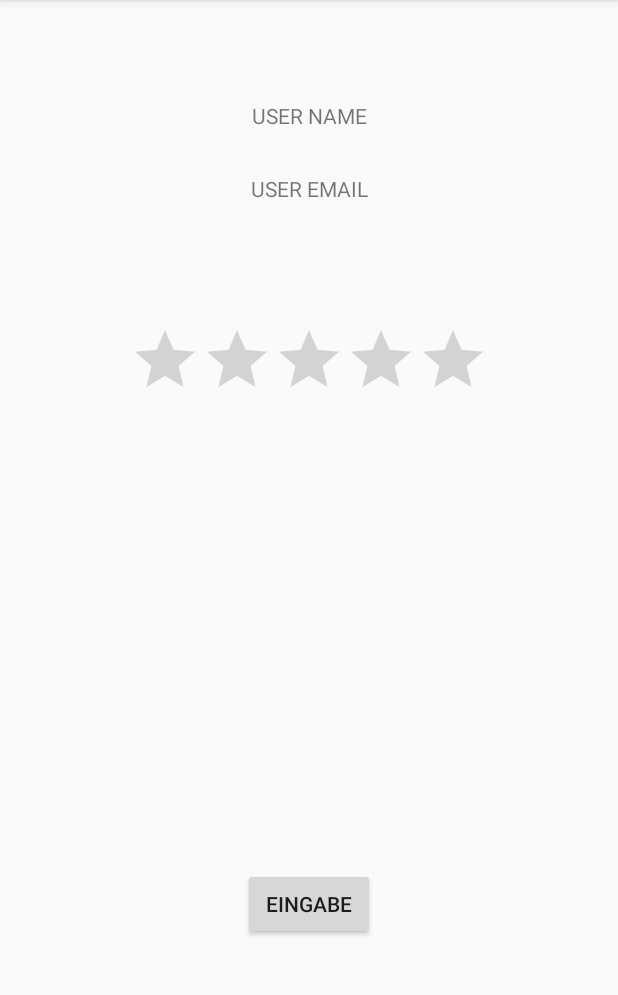
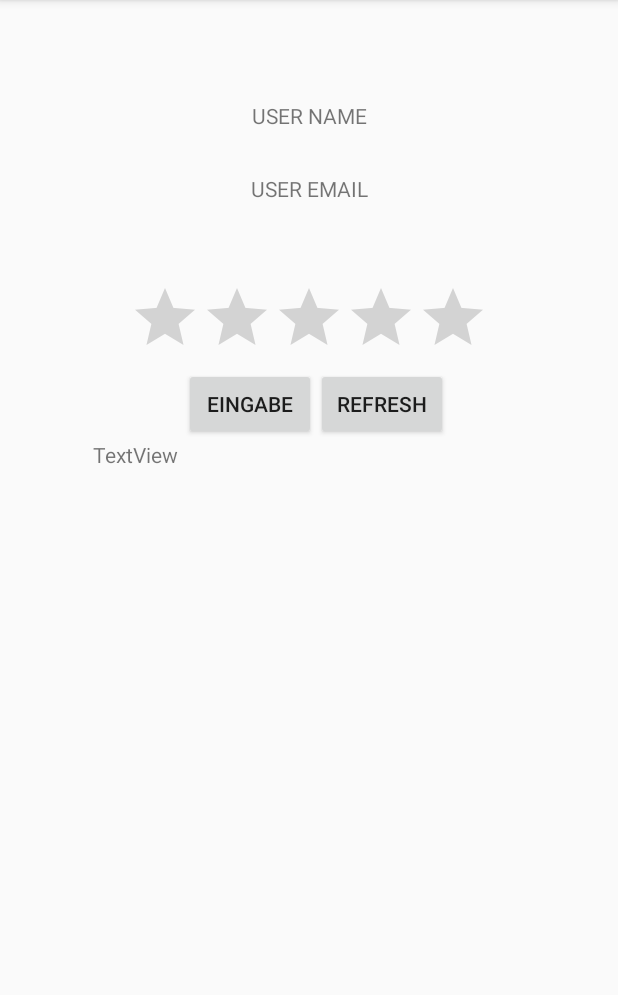
Before and after one commit to mamaier24/MensaApp, an Android app: the UserAreaActivity screen opened directly, with no data from a screen before it, on a phone screen of 412 x 824 dp, the part 84-1079 px from its top. Run offline under Robolectric (Android 15) with nearby library versions, the phone set to English and light mode, and no system bars; network calls fail; 1 statement that could not run was skipped.

Commit message:
Added object handling and textview for testing purposes.

```diff
--- a/app/src/main/java/de/hsulm/mensaapp/UserAreaActivity.java
+++ b/app/src/main/java/de/hsulm/mensaapp/UserAreaActivity.java
@@ -8,14 +8,18 @@ import android.content.BroadcastReceiver;
 import android.content.Context;
 import android.content.Intent;
 import android.content.IntentFilter;
+import android.icu.util.Calendar;
 import android.net.Uri;
 import android.os.Bundle;
 import android.support.v7.app.AppCompatActivity;
+import android.text.method.ScrollingMovementMethod;
 import android.util.Log;
 import android.view.Menu;
 import android.view.MenuItem;
 import android.view.View;
 import android.widget.Button;
+import android.widget.ListAdapter;
+import android.widget.ListView;
 import android.widget.RatingBar;
 import android.widget.TextView;
 import android.widget.Toast;
@@ -25,12 +29,15 @@ import org.json.JSONException;
 import org.json.JSONObject;
 
 import java.util.ArrayList;
+import java.util.Date;
+import java.util.Locale;
 
 public class UserAreaActivity extends AppCompatActivity {
 
     RatingBar ratingbar;
     Button button;
-    BroadcastReceiver mReceiver;
+    BroadcastReceiver mReceiver=null;
+    String foodtext;
 
     private TextView textViewUsername, textViewUserEmail;
 
@@ -40,7 +47,7 @@ public class UserAreaActivity extends AppCompatActivity {
         super.onCreate(savedInstanceState);
         setContentView(R.layout.activity_user_area);
 
-        if(!SharedPrefManager.getInstance(this).isLoggedIn()){
+        if (!SharedPrefManager.getInstance(this).isLoggedIn()) {
             finish();
             startActivity(new Intent(this, LoginActivity.class));
         }
@@ -49,44 +56,16 @@ public class UserAreaActivity extends AppCompatActivity {
         textViewUserEmail = (TextView) findViewById(R.id.textViewUseremail);
 
         addListenerOnButtonClick();
+        addRefreshButtonListener();
+
 
         textViewUserEmail.setText(SharedPrefManager.getInstance(this).getUserEmail());
         textViewUsername.setText(SharedPrefManager.getInstance(this).getUsername());
 
-        //Essential for reception of food from DB
-        Intent intent = new Intent(this, DatabaseOperations.class);
-        intent.putExtra("searchQuery","2018KW49F1");
-        startService(intent);
 
-         mReceiver = new BroadcastReceiver() {
-            @Override
-            public void onReceive(Context context, Intent intent) {
 
-                JSONArray food_arr;
-                JSONObject food_obj;
-                ArrayList<Food> food_list = new ArrayList<>();
 
-                try {
-                    food_arr = new JSONArray(intent.getStringExtra("food_object"));
 
-                     for(int i=0; i<food_arr.length();i++) {
-
-                         food_obj = food_arr.getJSONObject(i);
-                         Food food = new Food(food_obj.getInt("id"), food_obj.getString("name"), food_obj.getString("category"), food_obj.getString("date"),food_obj.getInt("vegan"),food_obj.getInt("vegetarian"),food_obj.getLong("price"),food_obj.getString("uuid"));
-                         food_list.add(food);
-                     }
-
-                } catch (JSONException e) {
-                    e.printStackTrace();
-                }
-
-                System.out.println("Success!");
-
-            }
-        };
-
-        registerReceiver(mReceiver, new IntentFilter(DatabaseOperations.CUSTOM_INTENT));
-        //END of DB operations
 
     }
 
@@ -96,37 +75,37 @@ public class UserAreaActivity extends AppCompatActivity {
         return true;
     }
 
-    public void addListenerOnButtonClick(){
-        ratingbar=(RatingBar)findViewById(R.id.ratingBar);
-        button=(Button)findViewById(R.id.button);
+    public void addListenerOnButtonClick() {
+        ratingbar = (RatingBar) findViewById(R.id.ratingBar);
+        button = (Button) findViewById(R.id.button);
         //Performing action on Button Click
-        button.setOnClickListener(new View.OnClickListener(){
+        button.setOnClickListener(new View.OnClickListener() {
 
             @Override
             public void onClick(View arg0) {
                 //Getting the rating and displaying it on the toast
-                String rating=String.valueOf(ratingbar.getRating());
+                String rating = String.valueOf(ratingbar.getRating());
                 Toast.makeText(getApplicationContext(), rating, Toast.LENGTH_LONG).show();
             }
 
         });
     }
 
-        @Override
+    @Override
     public boolean onOptionsItemSelected(MenuItem item) {
-        switch(item.getItemId()){
+        switch (item.getItemId()) {
             case R.id.Speiseplan:
-                //Intent zum speiseplan
+                //Intent for "Speiseplan"
                 Intent speiseplanIntent = new Intent(UserAreaActivity.this, MenuActivity.class);
                 UserAreaActivity.this.startActivity(speiseplanIntent);
                 Toast.makeText(this, "Auf MenuActivity geklickt?", Toast.LENGTH_LONG).show();
                 break;
 
             case R.id.Lob_Tadel:
-                //Intent zu Lob und Tadel
-                Log.i("Want to Send Mail","");
+                //Intent for "Lob und Tadel"
+                Log.i("Want to Send Mail", "");
                 String[] TO = {"mensa@studierendenwerk-ulm.de"};//Email
-                String[] CC = new String[] {SharedPrefManager.getInstance(this).getUserEmail()};
+                String[] CC = new String[]{SharedPrefManager.getInstance(this).getUserEmail()};
                 String UN = SharedPrefManager.getInstance(this).getUsername();
                 Intent emailIntent = new Intent(Intent.ACTION_SEND);
                 emailIntent.setData(Uri.parse("mailto:"));
@@ -134,15 +113,15 @@ public class UserAreaActivity extends AppCompatActivity {
                 emailIntent.putExtra(Intent.EXTRA_EMAIL, TO);
                 emailIntent.putExtra(Intent.EXTRA_CC, CC);
                 emailIntent.putExtra(Intent.EXTRA_SUBJECT, "Bitte geben sie Ihre Speise(n) an:\n");
-                emailIntent.putExtra(Intent.EXTRA_TEXT, "Hier ist Platz für Lob und konstruktive Kritik:\n\n\n\nViele Grüße " +UN);
+                emailIntent.putExtra(Intent.EXTRA_TEXT, "Hier ist Platz für Lob und konstruktive Kritik:\n\n\n\nViele Grüße " + UN);
 
 
-                try{
+                try {
                     startActivity(Intent.createChooser(emailIntent, "Wählen Sie eine Email-App aus..."));
                     finish();
                     Log.i("Mail Sent", "");
-                }catch (android.content.ActivityNotFoundException ex){
-                    Toast.makeText(this,"Mail is not initiated", Toast.LENGTH_SHORT).show();
+                } catch (android.content.ActivityNotFoundException ex) {
+                    Toast.makeText(this, "Mail is not initiated", Toast.LENGTH_SHORT).show();
                 }
 
 
@@ -166,7 +145,7 @@ public class UserAreaActivity extends AppCompatActivity {
         return true;
     }
 
-
+    //DB OPERATIONS CREATED BY STEPHAN DANZ
     //Necessary for DB operations
     //TODO: on resume
     @Override
@@ -175,4 +154,80 @@ public class UserAreaActivity extends AppCompatActivity {
         unregisterReceiver(mReceiver);
     }
 
+
+    public String getFoodID() {
+
+        Calendar calDe = Calendar.getInstance(Locale.GERMAN);
+        calDe.setTime(new Date());
+        int weekNumber = calDe.get(Calendar.WEEK_OF_YEAR);
+        int year = calDe.get(Calendar.YEAR);
+        String food_id = "Y" + year + ":CW" + weekNumber + ":DMO";
+        return (food_id);
+
+    }
+
+
+    public void addRefreshButtonListener() {
+
+        Button refreshButton = (Button) findViewById(R.id.refreshButton);
+
+        refreshButton.setOnClickListener(new View.OnClickListener() {
+
+            @Override
+            public void onClick (View v) {
+
+                //DB OPERATIONS CREATED BY STEPHAN DANZ
+                //Essential for reception of food from DB
+                final TextView textView = (TextView) findViewById(R.id.textView2);
+                textView.setMovementMethod(new ScrollingMovementMethod());
+                String food_id = getFoodID();
+                foodtext = "";
+                Intent intent = new Intent(v.getContext(),DatabaseOperations.class);
+                intent.putExtra("searchQuery", food_id);
+                startService(intent);
+
+                if(mReceiver==null) {
+
+                    mReceiver = new BroadcastReceiver() {
+                        @Override
+                        public void onReceive(Context context, Intent intent) {
+
+                            JSONArray food_arr;
+                            JSONObject food_obj;
+                            ArrayList<Food> food_list = new ArrayList<>();
+
+                            try {
+                                food_arr = new JSONArray(intent.getStringExtra("food_object"));
+
+                                for (int i = 0; i < food_arr.length(); i++) {
+
+                                    food_obj = food_arr.getJSONObject(i);
+                                    Food food = new Food(food_obj.getInt("id"), food_obj.getString("name"), food_obj.getString("category"), food_obj.getString("date"), food_obj.getInt("vegan"), food_obj.getInt("vegetarian"), food_obj.getLong("price"), food_obj.getString("uuid"));
+                                    foodtext = foodtext + food.getName() + "\n";
+                                    textView.setText(foodtext);
+                                    food_list.add(food);
+                                }
+
+                            } catch (JSONException e) {
+                                e.printStackTrace();
+                            }
+
+                            System.out.println(food_list);
+
+                        }
+                    };
+
+                    registerReceiver(mReceiver, new IntentFilter(DatabaseOperations.CUSTOM_INTENT));
+                    //END of DB operations
+                    //DB OPERATIONS CREATED BY STEPHAN DANZ
+
+                }
+            }
+        });
+
+    }
+    //DB OPERATIONS CREATED BY STEPHAN DANZ
+    //END
+
+
 }
--- a/app/src/main/res/layout/activity_user_area.xml
+++ b/app/src/main/res/layout/activity_user_area.xml
@@ -56,16 +56,33 @@
         android:layout_height="wrap_content"
         android:layout_alignParentTop="true"
         android:layout_centerHorizontal="true"
-        android:layout_marginTop="200dp"
+        android:layout_marginTop="172dp"
         android:stepSize="1" />
 
     <Button
         android:id="@+id/button"
         android:layout_width="wrap_content"
         android:layout_height="wrap_content"
-        android:layout_alignParentBottom="true"
-        android:layout_centerHorizontal="true"
-        android:layout_marginBottom="125dp"
+        android:layout_below="@+id/ratingBar"
+        android:layout_toStartOf="@+id/refreshButton"
         android:text="Eingabe" />
 
+    <Button
+        android:id="@+id/refreshButton"
+        android:layout_width="wrap_content"
+        android:layout_height="wrap_content"
+        android:layout_alignParentEnd="true"
+        android:layout_below="@+id/ratingBar"
+        android:layout_marginEnd="97dp"
+        android:text="Refresh" />
+
+    <TextView
+        android:id="@+id/textView2"
+        android:layout_width="288dp"
+        android:layout_height="205dp"
+        android:layout_below="@+id/button"
+        android:layout_centerHorizontal="true"
+        android:scrollbars = "vertical"
+        android:text="TextView" />
+
 </RelativeLayout>
```
